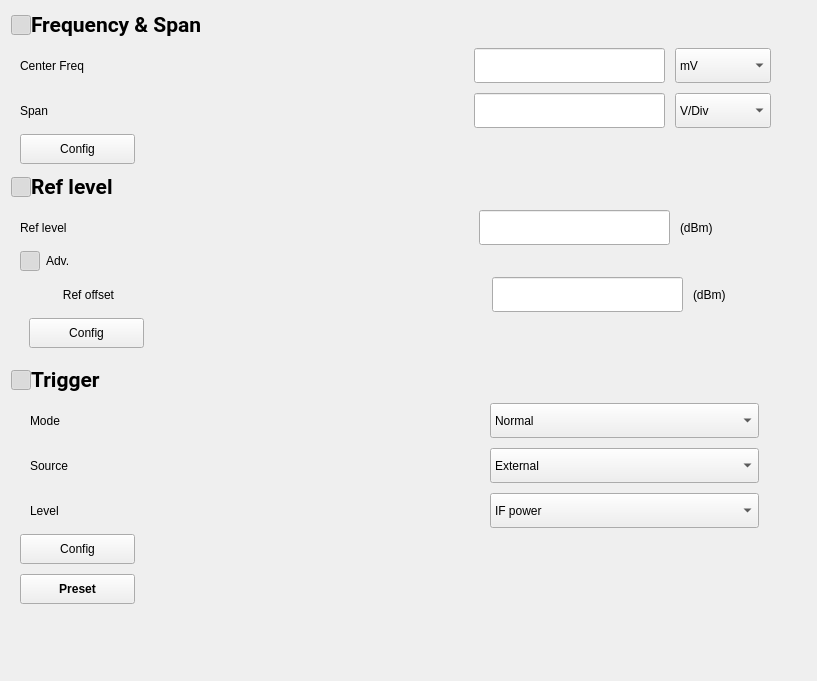
DoND8xforce/tas7061, file tas7061if/widgets/wgContentFpl1003/wgContentFpl1003.ui: the form before one commit.
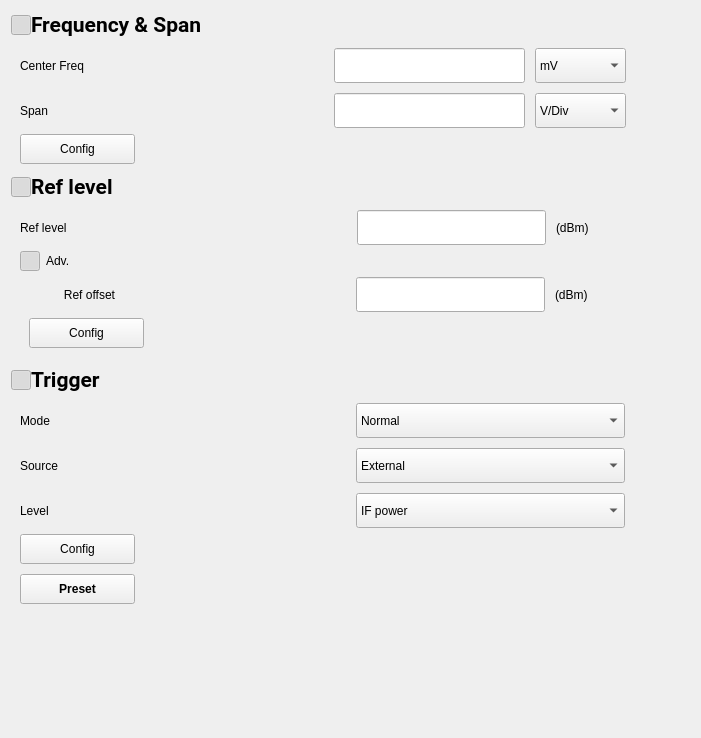
The form after the commit. Icons and pictures are not drawn.

The edit to the form file:
```diff
--- a/tas7061if/widgets/wgContentFpl1003/wgContentFpl1003.ui
+++ b/tas7061if/widgets/wgContentFpl1003/wgContentFpl1003.ui
@@ -6,8 +6,8 @@
    <rect>
     <x>0</x>
     <y>0</y>
-    <width>817</width>
-    <height>681</height>
+    <width>701</width>
+    <height>738</height>
    </rect>
   </property>
   <property name="windowTitle">
@@ -102,10 +102,16 @@
       <widget class="QWidget" name="wgFreqSpan" native="true">
        <property name="minimumSize">
         <size>
-         <width>769</width>
+         <width>0</width>
          <height>0</height>
         </size>
        </property>
+       <property name="maximumSize">
+        <size>
+         <width>624</width>
+         <height>16777215</height>
+        </size>
+       </property>
        <property name="styleSheet">
         <string notr="true"/>
        </property>
@@ -113,7 +119,7 @@
         <item>
          <layout class="QGridLayout" name="gridLayout">
           <property name="horizontalSpacing">
-           <number>390</number>
+           <number>250</number>
           </property>
           <property name="verticalSpacing">
            <number>10</number>
@@ -335,13 +341,13 @@
       <widget class="QWidget" name="wgRefLevel" native="true">
        <property name="minimumSize">
         <size>
-         <width>769</width>
+         <width>0</width>
          <height>0</height>
         </size>
        </property>
        <property name="maximumSize">
         <size>
-         <width>16777215</width>
+         <width>624</width>
          <height>16777215</height>
         </size>
        </property>
@@ -352,7 +358,7 @@
         <item>
          <layout class="QHBoxLayout" name="horizontalLayout_10">
           <property name="spacing">
-           <number>412</number>
+           <number>272</number>
           </property>
           <item>
            <widget class="QLabel" name="label">
@@ -376,13 +382,13 @@
              <widget class="QLineEdit" name="lineEdit_2">
               <property name="minimumSize">
                <size>
-                <width>191</width>
+                <width>0</width>
                 <height>35</height>
                </size>
               </property>
               <property name="maximumSize">
                <size>
-                <width>191</width>
+                <width>189</width>
                 <height>16777215</height>
                </size>
               </property>
@@ -392,10 +398,16 @@
              <widget class="QLabel" name="label_8">
               <property name="minimumSize">
                <size>
-                <width>69</width>
+                <width>70</width>
                 <height>35</height>
                </size>
               </property>
+              <property name="maximumSize">
+               <size>
+                <width>70</width>
+                <height>16777215</height>
+               </size>
+              </property>
               <property name="text">
                <string>(dBm)</string>
               </property>
@@ -480,10 +492,13 @@
            <property name="topMargin">
             <number>0</number>
            </property>
+           <property name="rightMargin">
+            <number>0</number>
+           </property>
            <item>
             <layout class="QHBoxLayout" name="horizontalLayout_5">
              <property name="spacing">
-              <number>378</number>
+              <number>240</number>
              </property>
              <item>
               <widget class="QLabel" name="label_5">
@@ -516,13 +531,13 @@
                 <widget class="QLineEdit" name="lineEdit_5">
                  <property name="minimumSize">
                   <size>
-                   <width>191</width>
+                   <width>0</width>
                    <height>35</height>
                   </size>
                  </property>
                  <property name="maximumSize">
                   <size>
-                   <width>191</width>
+                   <width>189</width>
                    <height>16777215</height>
                   </size>
                  </property>
@@ -532,10 +547,16 @@
                 <widget class="QLabel" name="label_9">
                  <property name="minimumSize">
                   <size>
-                   <width>59</width>
+                   <width>70</width>
                    <height>35</height>
                   </size>
                  </property>
+                 <property name="maximumSize">
+                  <size>
+                   <width>70</width>
+                   <height>16777215</height>
+                  </size>
+                 </property>
                  <property name="text">
                   <string>(dBm)</string>
                  </property>
@@ -673,10 +694,16 @@
       <widget class="QWidget" name="wgTrigger" native="true">
        <property name="minimumSize">
         <size>
-         <width>769</width>
+         <width>624</width>
          <height>0</height>
         </size>
        </property>
+       <property name="maximumSize">
+        <size>
+         <width>624</width>
+         <height>16777215</height>
+        </size>
+       </property>
        <property name="styleSheet">
         <string notr="true"/>
        </property>
@@ -684,7 +711,7 @@
         <item>
          <layout class="QGridLayout" name="gridLayout_3">
           <property name="horizontalSpacing">
-           <number>350</number>
+           <number>236</number>
           </property>
           <property name="verticalSpacing">
            <number>10</number>
@@ -887,8 +914,8 @@
        </property>
        <property name="sizeHint" stdset="0">
         <size>
-         <width>158</width>
-         <height>59</height>
+         <width>20</width>
+         <height>40</height>
         </size>
        </property>
       </spacer>
```
Left out of the diff: 7 changed lines with no effect on the pictures.
